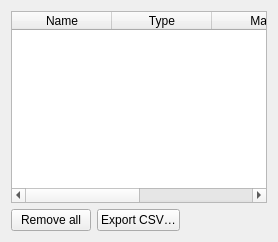
Before: the Qt Designer form nightscribe/gui/ui/ufe_sequence_dialog.ui in irydeo/nightscribe, drawn with Qt 5.
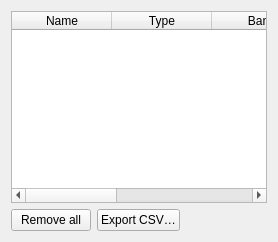
After: the same form once the commit is applied.

Patch:
```diff
--- a/nightscribe/gui/ui/ufe_sequence_dialog.ui
+++ b/nightscribe/gui/ui/ufe_sequence_dialog.ui
@@ -13,11 +13,12 @@
   <layout class="QVBoxLayout" name="vbox_seqdlg"><property name="leftMargin"><number>11</number></property><property name="topMargin"><number>11</number></property><property name="rightMargin"><number>11</number></property><property name="bottomMargin"><number>11</number></property>
    <item>
     <widget class="QTableWidget" name="table">
-     <property name="columnCount"><number>4</number></property>
+     <property name="columnCount"><number>5</number></property>
      <attribute name="horizontalHeaderStretchLastSection"><bool>false</bool></attribute>
      <attribute name="verticalHeaderVisible"><bool>false</bool></attribute>
      <column><property name="text"><string>Name</string></property></column>
      <column><property name="text"><string>Type</string></property></column>
+     <column><property name="text"><string>Band</string></property></column>
      <column><property name="text"><string>Mag</string></property></column>
      <column><property name="text"><string/></property></column>
     </widget>
```
